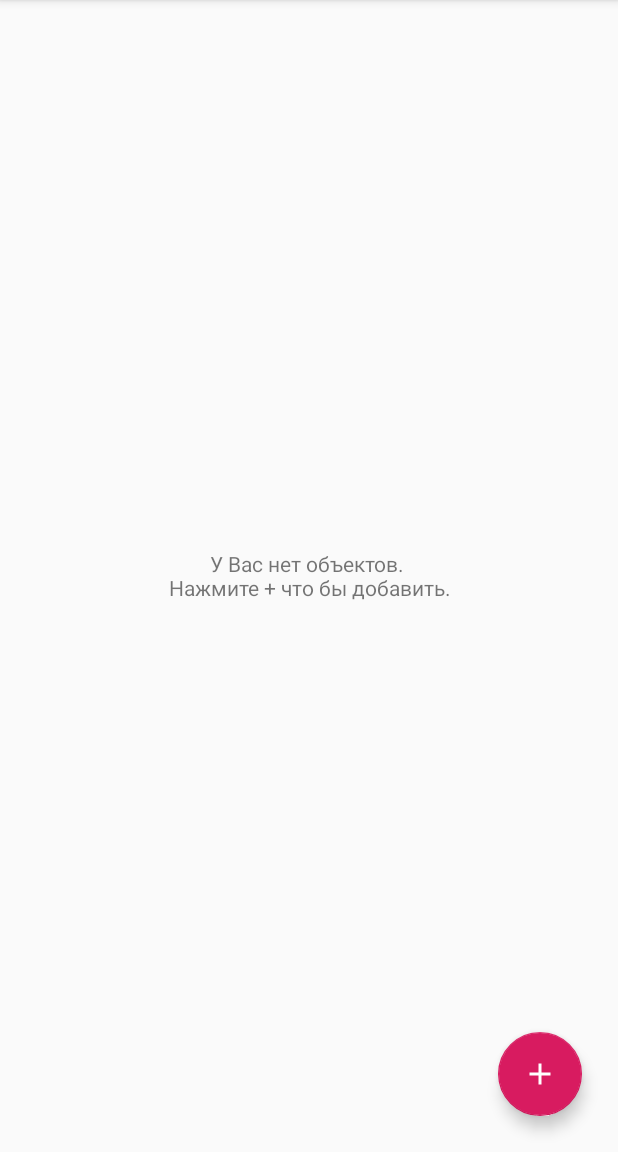
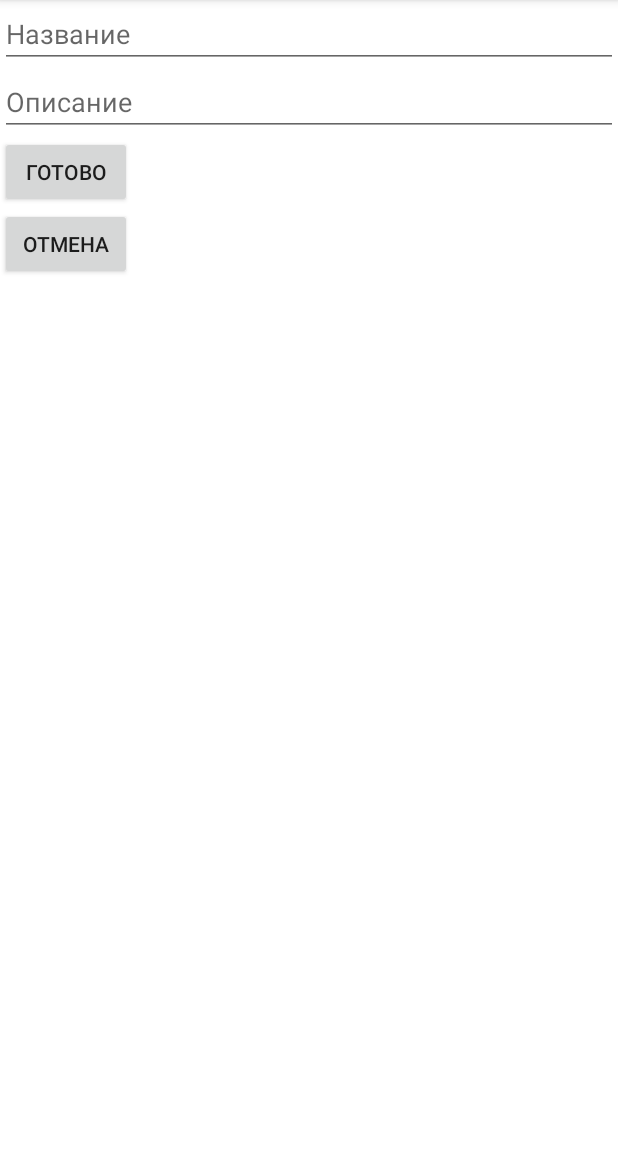
Before and after one commit to alextit13/Statistics, an Android app: the screen it shows after launch (MainActivity), after a tap on an icon or button, on a phone screen of 412 x 824 dp, the part 84-1236 px from its top. Run offline under Robolectric (Android 15) with nearby library versions, the phone set to English and light mode, and no system bars.

```diff
--- /dev/null
+++ b/app/src/main/java/com/chart/statistics/presenter/add/IAddPresenter.java
@@ -0,0 +1,14 @@
+package com.chart.statistics.presenter.add;
+
+import com.chart.statistics.view.add.IAddView;
+
+public interface IAddPresenter {
+
+    void onViewAttach(IAddView view);
+
+    void onViewDetach();
+
+    void onClickConfirm(String name, String description);
+
+    void onClickCancel();
+}
--- a/app/src/main/java/com/chart/statistics/presenter/list/ListObjectStatisticsPresenter.java
+++ b/app/src/main/java/com/chart/statistics/presenter/list/ListObjectStatisticsPresenter.java
@@ -3,6 +3,7 @@ package com.chart.statistics.presenter.list;
 import com.chart.statistics.model.db.DbEntry;
 import com.chart.statistics.model.db.IDbEntry;
 import com.chart.statistics.model.utils.ObjectStatistic;
+import com.chart.statistics.view.add.AddFragment;
 import com.chart.statistics.view.list.IListObjectStatisticsView;
 
 import java.util.List;
@@ -18,7 +19,7 @@ public class ListObjectStatisticsPresenter implements IListObjectStatisticsPrese
         takeObjectsFromDb();
     }
 
-    private void takeObjectsFromDb(){
+    private void takeObjectsFromDb() {
         List<ObjectStatistic> objectStatisticList = getDbInstance().getAllObjectStatistics();
         view.updateList(objectStatisticList);
     }
@@ -30,10 +31,10 @@ public class ListObjectStatisticsPresenter implements IListObjectStatisticsPrese
 
     @Override
     public void onClickAddFab() {
-        // TODO: 2020-03-09
+        view.showFragment(AddFragment.newInstance());
     }
 
-    private IDbEntry getDbInstance(){
+    private IDbEntry getDbInstance() {
         if (dbEntry == null) {
             dbEntry = new DbEntry();
         }
--- /dev/null
+++ b/app/src/main/java/com/chart/statistics/view/add/AddFragment.java
@@ -0,0 +1,100 @@
+package com.chart.statistics.view.add;
+
+import android.os.Bundle;
+import android.view.LayoutInflater;
+import android.view.View;
+import android.view.ViewGroup;
+import android.widget.Button;
+import android.widget.EditText;
+import android.widget.Toast;
+
+import androidx.annotation.NonNull;
+import androidx.annotation.Nullable;
+import androidx.fragment.app.Fragment;
+
+import com.chart.statistics.R;
+import com.chart.statistics.presenter.add.AddPresenter;
+import com.chart.statistics.presenter.add.IAddPresenter;
+import com.chart.statistics.view.base.INavigation;
+
+public class AddFragment extends Fragment implements IAddView {
+    private static AddFragment instance;
+
+    public static AddFragment newInstance() {
+        if (instance == null) {
+            instance = new AddFragment();
+        }
+        return instance;
+    }
+
+    private IAddPresenter presenter;
+
+    private EditText nameEditText;
+    private EditText describeEditText;
+    private Button confirmButton;
+    private Button cancelButton;
+
+    @Nullable
+    @Override
+    public View onCreateView(@NonNull LayoutInflater inflater, @Nullable ViewGroup container, @Nullable Bundle savedInstanceState) {
+        return inflater.inflate(R.layout.fragment_add, container, false);
+    }
+
+    @Override
+    public void onResume() {
+        super.onResume();
+        if (presenter == null) {
+            presenter = new AddPresenter();
+        }
+        presenter.onViewAttach(this);
+    }
+
+    @Override
+    public void onViewCreated(@NonNull View view, @Nullable Bundle savedInstanceState) {
+        super.onViewCreated(view, savedInstanceState);
+
+        initUi();
+        initListeners();
+    }
+
+    private void initUi() {
+        if (getView() == null) return;
+        nameEditText = getView().findViewById(R.id.etObjectStatisticsName);
+        describeEditText = getView().findViewById(R.id.etObjectStatisticsDescribe);
+        confirmButton = getView().findViewById(R.id.btnConfirm);
+        cancelButton = getView().findViewById(R.id.btnCancel);
+    }
+
+    private void initListeners() {
+        confirmButton.setOnClickListener(new View.OnClickListener() {
+            @Override
+            public void onClick(View view) {
+                presenter.onClickConfirm(nameEditText.getText().toString(), describeEditText.getText().toString());
+            }
+        });
+        cancelButton.setOnClickListener(new View.OnClickListener() {
+            @Override
+            public void onClick(View view) {
+                presenter.onClickCancel();
+            }
+        });
+    }
+
+    @Override
+    public void closeCurrentScreen() {
+        if (getActivity() == null) return;
+        getActivity().onBackPressed();
+    }
+
+    @Override
+    public void showToastMessage(String message) {
+        Toast.makeText(getContext(), message, Toast.LENGTH_LONG).show();
+    }
+
+    @Override
+    public void onPause() {
+        presenter.onViewDetach();
+        presenter = null;
+        super.onPause();
+    }
+}
--- /dev/null
+++ b/app/src/main/java/com/chart/statistics/view/add/IAddView.java
@@ -0,0 +1,6 @@
+package com.chart.statistics.view.add;
+
+public interface IAddView {
+    void closeCurrentScreen();
+    void showToastMessage(String message);
+}
--- a/app/src/main/java/com/chart/statistics/view/base/INavigation.java
+++ b/app/src/main/java/com/chart/statistics/view/base/INavigation.java
@@ -4,5 +4,4 @@ import androidx.fragment.app.Fragment;
 
 public interface INavigation {
     void showFragment(Fragment fragment);
-    void backPressed();
 }
--- a/app/src/main/java/com/chart/statistics/view/base/MainActivity.java
+++ b/app/src/main/java/com/chart/statistics/view/base/MainActivity.java
@@ -22,16 +22,18 @@ public class MainActivity extends AppCompatActivity implements INavigation {
     public void showFragment(Fragment fragment) {
         getSupportFragmentManager()
                 .beginTransaction()
-                .replace(R.id.flFragmentContainer, fragment, fragment.getTag())
-                .addToBackStack(fragment.getTag())
+                .add(R.id.flFragmentContainer, fragment, fragment.getClass().getName())
+                .addToBackStack(fragment.getClass().getName())
                 .commit();
     }
 
     @Override
-    public void backPressed() {
+    public void onBackPressed() {
         if (!getSupportFragmentManager().getFragments().isEmpty() &&
                 getSupportFragmentManager().getFragments().size() == 1) {
             finish();
+        } else {
+            super.onBackPressed();
         }
     }
 }
--- a/app/src/main/java/com/chart/statistics/view/list/IListObjectStatisticsView.java
+++ b/app/src/main/java/com/chart/statistics/view/list/IListObjectStatisticsView.java
@@ -1,4 +1,6 @@
 package com.chart.statistics.view.list;
+
+import androidx.fragment.app.Fragment;
 
 import com.chart.statistics.model.utils.ObjectStatistic;
 
@@ -6,4 +8,5 @@ import java.util.List;
 
 public interface IListObjectStatisticsView {
     void updateList(List<ObjectStatistic> list);
+    void showFragment(Fragment fragment);
 }
--- a/app/src/main/java/com/chart/statistics/view/list/ListObjectStatisticsFragment.java
+++ b/app/src/main/java/com/chart/statistics/view/list/ListObjectStatisticsFragment.java
@@ -15,6 +15,7 @@ import com.chart.statistics.R;
 import com.chart.statistics.model.utils.ObjectStatistic;
 import com.chart.statistics.presenter.list.IListObjectStatisticsPresenter;
 import com.chart.statistics.presenter.list.ListObjectStatisticsPresenter;
+import com.chart.statistics.view.base.INavigation;
 
 import java.util.ArrayList;
 import java.util.List;
@@ -102,6 +103,12 @@ public class ListObjectStatisticsFragment extends Fragment
     }
 
     @Override
+    public void showFragment(Fragment fragment) {
+        if (getActivity() == null) return;
+        ((INavigation) getActivity()).showFragment(fragment);
+    }
+
+    @Override
     public void onPause() {
         presenter.onViewDetach();
         presenter = null;
--- /dev/null
+++ b/app/src/main/res/layout/fragment_add.xml
@@ -0,0 +1,31 @@
+<?xml version="1.0" encoding="utf-8"?>
+<LinearLayout xmlns:android="http://schemas.android.com/apk/res/android"
+    android:layout_width="match_parent"
+    android:layout_height="match_parent"
+    android:background="@color/white_100"
+    android:orientation="vertical">
+
+    <EditText
+        android:id="@+id/etObjectStatisticsName"
+        android:hint="@string/hint_object_statistics_name"
+        android:layout_width="match_parent"
+        android:layout_height="wrap_content"/>
+
+    <EditText
+        android:id="@+id/etObjectStatisticsDescribe"
+        android:hint="@string/hint_object_statistics_subscribe"
+        android:layout_width="match_parent"
+        android:layout_height="wrap_content"/>
+
+    <Button
+        android:id="@+id/btnConfirm"
+        android:text="@string/lbl_confirm"
+        android:layout_width="wrap_content"
+        android:layout_height="wrap_content"/>
+
+    <Button
+        android:id="@+id/btnCancel"
+        android:text="@string/lbl_cancel"
+        android:layout_width="wrap_content"
+        android:layout_height="wrap_content"/>
+</LinearLayout>
--- a/app/src/main/res/layout/fragment_list_objects_statistic.xml
+++ b/app/src/main/res/layout/fragment_list_objects_statistic.xml
@@ -2,6 +2,7 @@
 <RelativeLayout xmlns:android="http://schemas.android.com/apk/res/android"
     android:layout_width="match_parent"
     android:layout_height="match_parent"
+    android:background="@color/white_100"
     xmlns:app="http://schemas.android.com/apk/res-auto">
 
     <TextView
--- a/app/src/main/res/values/colors.xml
+++ b/app/src/main/res/values/colors.xml
@@ -3,4 +3,5 @@
     <color name="colorPrimary">#008577</color>
     <color name="colorPrimaryDark">#00574B</color>
     <color name="colorAccent">#D81B60</color>
+    <color name="white_100">#fff</color>
 </resources>
--- a/app/src/main/res/values/strings.xml
+++ b/app/src/main/res/values/strings.xml
@@ -1,4 +1,10 @@
 <resources>
     <string name="app_name">ChartStatistics</string>
     <string name="lbl_empty_list">У Вас нет объектов.  \nНажмите + что бы добавить.</string>
+    <string name="hint_object_statistics_name">Название</string>
+    <string name="hint_object_statistics_subscribe">Описание</string>
+    <string name="lbl_confirm">Готово</string>
+    <string name="lbl_cancel">Отмена</string>
+    <string name="msg_enter_name">Введите имя</string>
+    <string name="msg_enter_description">Введите описание</string>
 </resources>
```
Also changed, not shown: app/src/main/java/com/chart/statistics/presenter/add/AddPresenter.java (added, +69 -0 lines).
